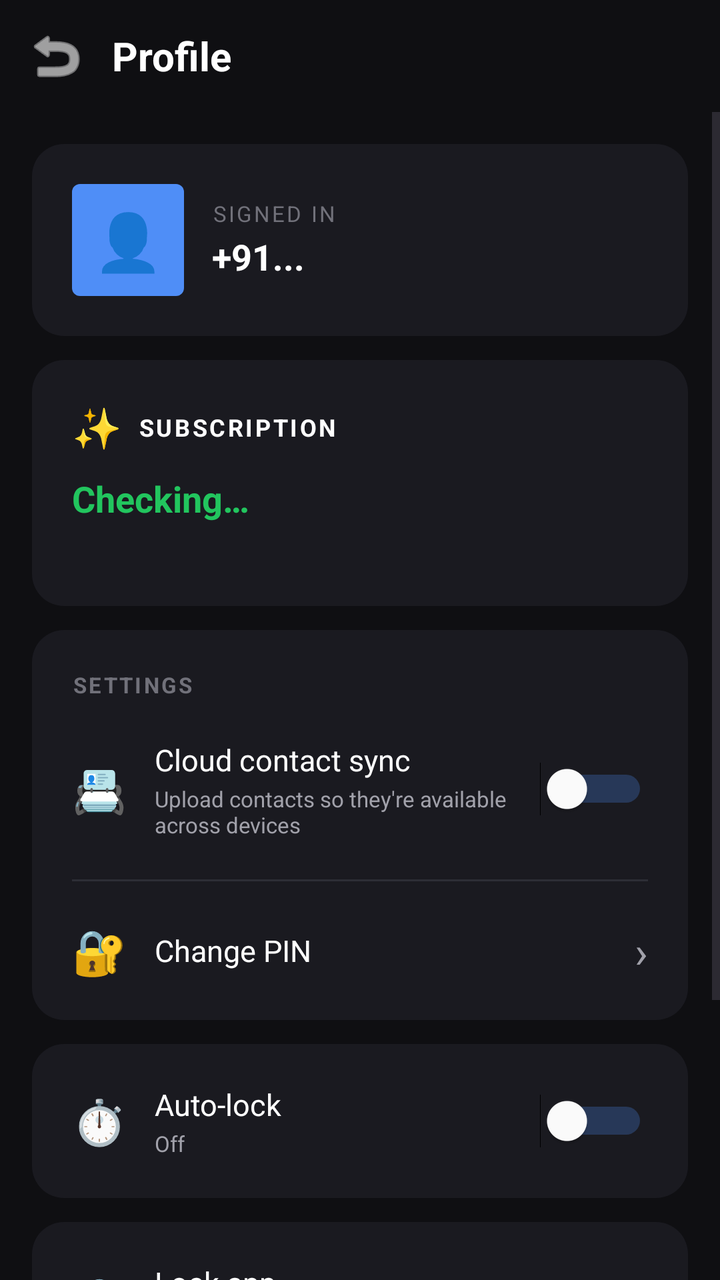
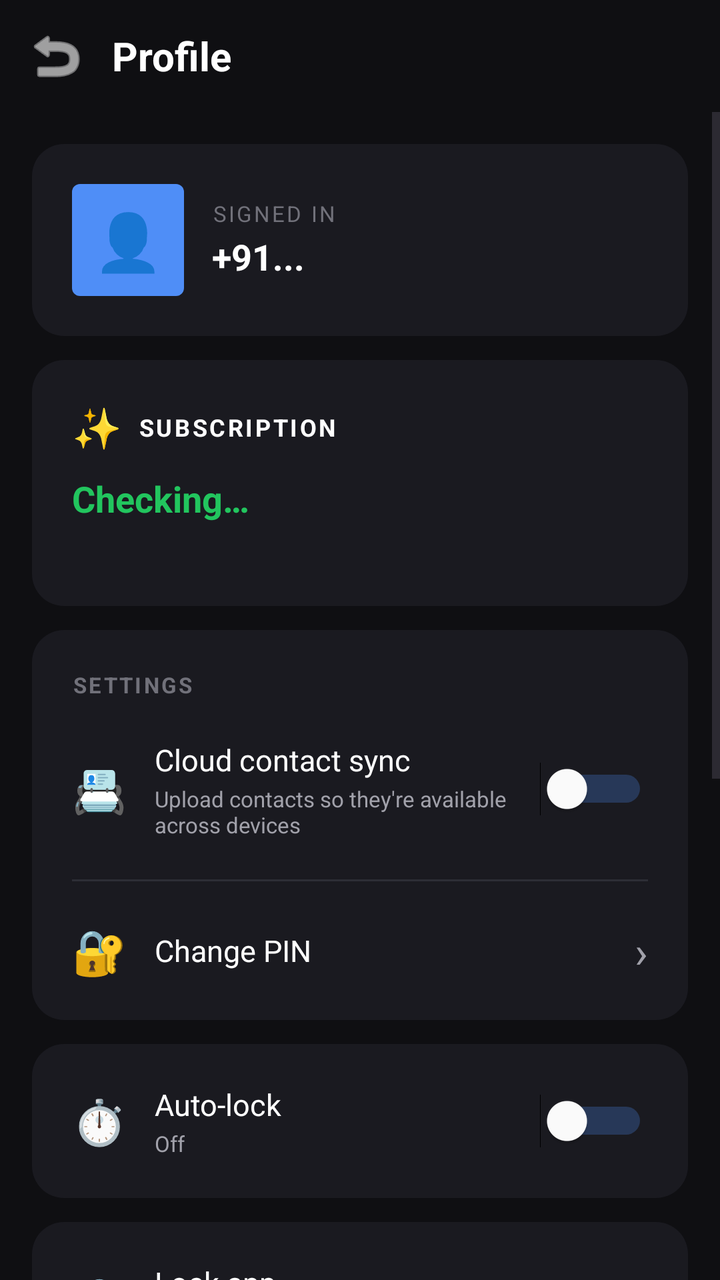

Compare the two renders of this Android layout. The source of the first and the diff that turns it into the second are given below.
<!-- AndroidManifest.xml: application theme Theme.CallFilter -->
<!-- res/layout/activity_profile.xml -->
<?xml version="1.0" encoding="utf-8"?>
<LinearLayout xmlns:android="http://schemas.android.com/apk/res/android"
    android:layout_width="match_parent"
    android:layout_height="match_parent"
    android:orientation="vertical"
    android:background="@color/bg">

    
    <LinearLayout
        android:layout_width="match_parent"
        android:layout_height="56dp"
        android:orientation="horizontal"
        android:gravity="center_vertical"
        android:paddingStart="8dp"
        android:paddingEnd="16dp">
        <ImageButton
            android:id="@+id/btnBack"
            android:layout_width="40dp"
            android:layout_height="40dp"
            android:src="@android:drawable/ic_menu_revert"
            android:background="?android:attr/selectableItemBackgroundBorderless"
            android:contentDescription="Back"
            android:tint="@color/text"/>
        <TextView
            android:layout_width="0dp"
            android:layout_weight="1"
            android:layout_height="wrap_content"
            android:text="Profile"
            android:textSize="20sp"
            android:textStyle="bold"
            android:textColor="@color/text"
            android:layout_marginStart="8dp"/>
    </LinearLayout>

    <ScrollView
        android:layout_width="match_parent"
        android:layout_height="0dp"
        android:layout_weight="1">

        <LinearLayout
            android:layout_width="match_parent"
            android:layout_height="wrap_content"
            android:orientation="vertical"
            android:padding="16dp">

            
            <LinearLayout
                android:layout_width="match_parent"
                android:layout_height="wrap_content"
                android:orientation="horizontal"
                android:gravity="center_vertical"
                android:background="@drawable/card_bg"
                android:padding="20dp">

                <TextView
                    android:layout_width="56dp"
                    android:layout_height="56dp"
                    android:text="👤"
                    android:textSize="28sp"
                    android:gravity="center"
                    android:background="@drawable/badge_accent"
                    android:layout_marginEnd="14dp"/>

                <LinearLayout
                    android:layout_width="0dp"
                    android:layout_weight="1"
                    android:layout_height="wrap_content"
                    android:orientation="vertical">
                    <TextView
                        android:layout_width="wrap_content"
                        android:layout_height="wrap_content"
                        android:text="SIGNED IN"
                        android:textSize="11sp"
                        android:textColor="@color/muted"
                        android:letterSpacing="0.1"/>
                    <TextView
                        android:id="@+id/profileMobileLabel"
                        android:layout_width="wrap_content"
                        android:layout_height="wrap_content"
                        android:text="+91..."
                        android:textSize="18sp"
                        android:textStyle="bold"
                        android:textColor="@color/text"
                        android:layout_marginTop="2dp"/>
                </LinearLayout>
            </LinearLayout>

            
            <LinearLayout
                android:layout_width="match_parent"
                android:layout_height="wrap_content"
                android:orientation="vertical"
                android:background="@drawable/card_bg"
                android:padding="20dp"
                android:layout_marginTop="12dp">

                <LinearLayout
                    android:layout_width="match_parent"
                    android:layout_height="wrap_content"
                    android:orientation="horizontal"
                    android:gravity="center_vertical">
                    <TextView
                        android:layout_width="wrap_content"
                        android:layout_height="wrap_content"
                        android:text="✨"
                        android:textSize="20sp"
                        android:layout_marginEnd="8dp"/>
                    <TextView
                        android:layout_width="0dp"
                        android:layout_weight="1"
                        android:layout_height="wrap_content"
                        android:text="SUBSCRIPTION"
                        android:textSize="12sp"
                        android:textStyle="bold"
                        android:textColor="@color/text"
                        android:letterSpacing="0.1"/>
                </LinearLayout>

                <TextView
                    android:id="@+id/profileSubStatus"
                    android:layout_width="wrap_content"
                    android:layout_height="wrap_content"
                    android:text="Checking…"
                    android:textSize="18sp"
                    android:textStyle="bold"
                    android:textColor="@color/accept"
                    android:layout_marginTop="10dp"/>

                <TextView
                    android:id="@+id/profilePlanPrice"
                    android:layout_width="wrap_content"
                    android:layout_height="wrap_content"
                    android:text=""
                    android:textSize="13sp"
                    android:textColor="@color/subtext"
                    android:layout_marginTop="4dp"/>

                <TextView
                    android:id="@+id/btnManageSubscription"
                    android:layout_width="match_parent"
                    android:layout_height="46dp"
                    android:text="Manage / Cancel subscription"
                    android:textSize="13sp"
                    android:textStyle="bold"
                    android:textColor="@color/accent"
                    android:background="@drawable/btn_type_inactive"
                    android:gravity="center"
                    android:clickable="true"
                    android:focusable="true"
                    android:foreground="?android:attr/selectableItemBackground"
                    android:layout_marginTop="14dp"
                    android:visibility="gone"/>

                <TextView
                    android:id="@+id/btnViewPlans"
                    android:layout_width="match_parent"
                    android:layout_height="46dp"
                    android:text="🛒 Buy a plan"
                    android:textSize="13sp"
                    android:textStyle="bold"
                    android:textColor="@color/white"
                    android:background="@drawable/btn_accent"
                    android:gravity="center"
                    android:clickable="true"
                    android:focusable="true"
                    android:foreground="?android:attr/selectableItemBackground"
                    android:layout_marginTop="14dp"
                    android:visibility="gone"/>
            </LinearLayout>

            
            <LinearLayout
                android:layout_width="match_parent"
                android:layout_height="wrap_content"
                android:orientation="vertical"
                android:background="@drawable/card_bg"
                android:layout_marginTop="12dp">

                <TextView
                    android:layout_width="match_parent"
                    android:layout_height="wrap_content"
                    android:text="SETTINGS"
                    android:textSize="11sp"
                    android:textStyle="bold"
                    android:textColor="@color/muted"
                    android:letterSpacing="0.1"
                    android:paddingStart="20dp"
                    android:paddingEnd="20dp"
                    android:paddingTop="20dp"/>

                
                <LinearLayout
                    android:layout_width="match_parent"
                    android:layout_height="wrap_content"
                    android:orientation="horizontal"
                    android:gravity="center_vertical"
                    android:padding="20dp">
                    <TextView
                        android:layout_width="wrap_content"
                        android:layout_height="wrap_content"
                        android:text="📇"
                        android:textSize="22sp"
                        android:layout_marginEnd="14dp"/>
                    <LinearLayout
                        android:layout_width="0dp"
                        android:layout_weight="1"
                        android:layout_height="wrap_content"
                        android:orientation="vertical">
                        <TextView
                            android:layout_width="wrap_content"
                            android:layout_height="wrap_content"
                            android:text="Cloud contact sync"
                            android:textSize="15sp"
                            android:textColor="@color/text"/>
                        <TextView
                            android:layout_width="wrap_content"
                            android:layout_height="wrap_content"
                            android:text="Upload contacts so they're available across devices"
                            android:textSize="11sp"
                            android:textColor="@color/subtext"
                            android:layout_marginTop="2dp"/>
                    </LinearLayout>
                    <Switch
                        android:id="@+id/contactsSyncSwitch"
                        android:layout_width="wrap_content"
                        android:layout_height="wrap_content"
                        android:thumbTint="@color/text"
                        android:trackTint="@color/accent"/>
                </LinearLayout>

                <View
                    android:layout_width="match_parent"
                    android:layout_height="1dp"
                    android:background="@color/border"
                    android:layout_marginStart="20dp"
                    android:layout_marginEnd="20dp"/>

                
                <LinearLayout
                    android:id="@+id/rowChangePin"
                    android:layout_width="match_parent"
                    android:layout_height="wrap_content"
                    android:orientation="horizontal"
                    android:gravity="center_vertical"
                    android:padding="20dp"
                    android:clickable="true"
                    android:focusable="true"
                    android:background="?android:attr/selectableItemBackground">
                    <TextView
                        android:layout_width="wrap_content"
                        android:layout_height="wrap_content"
                        android:text="🔐"
                        android:textSize="22sp"
                        android:layout_marginEnd="14dp"/>
                    <TextView
                        android:layout_width="0dp"
                        android:layout_weight="1"
                        android:layout_height="wrap_content"
                        android:text="Change PIN"
                        android:textSize="15sp"
                        android:textColor="@color/text"/>
                    <TextView
                        android:layout_width="wrap_content"
                        android:layout_height="wrap_content"
                        android:text="›"
                        android:textSize="22sp"
                        android:textColor="@color/subtext"/>
                </LinearLayout>
            </LinearLayout>

            
            <LinearLayout
                android:layout_width="match_parent"
                android:layout_height="wrap_content"
                android:orientation="horizontal"
                android:gravity="center_vertical"
                android:background="@drawable/card_bg"
                android:padding="20dp"
                android:layout_marginTop="12dp">
                <TextView
                    android:layout_width="wrap_content"
                    android:layout_height="wrap_content"
                    android:text="⏱️"
                    android:textSize="22sp"
                    android:layout_marginEnd="14dp"/>
                <LinearLayout
                    android:layout_width="0dp"
                    android:layout_weight="1"
                    android:layout_height="wrap_content"
                    android:orientation="vertical">
                    <TextView
                        android:layout_width="wrap_content"
                        android:layout_height="wrap_content"
                        android:text="Auto-lock"
                        android:textSize="15sp"
                        android:textColor="@color/text"/>
                    <TextView
                        android:id="@+id/autoLockSummary"
                        android:layout_width="wrap_content"
                        android:layout_height="wrap_content"
                        android:text="Off"
                        android:textSize="11sp"
                        android:textColor="@color/subtext"
                        android:layout_marginTop="2dp"/>
                </LinearLayout>
                <Switch
                    android:id="@+id/autoLockSwitch"
                    android:layout_width="wrap_content"
                    android:layout_height="wrap_content"
                    android:thumbTint="@color/text"
                    android:trackTint="@color/accent"/>
            </LinearLayout>

            
            <LinearLayout
                android:id="@+id/rowLock"
                android:layout_width="match_parent"
                android:layout_height="wrap_content"
                android:orientation="horizontal"
                android:gravity="center_vertical"
                android:background="@drawable/card_bg"
                android:padding="20dp"
                android:layout_marginTop="12dp"
                android:clickable="true"
                android:focusable="true"
                android:foreground="?android:attr/selectableItemBackground">
                <TextView
                    android:layout_width="wrap_content"
                    android:layout_height="wrap_content"
                    android:text="🔒"
                    android:textSize="22sp"
                    android:layout_marginEnd="14dp"/>
                <LinearLayout
                    android:layout_width="0dp"
                    android:layout_weight="1"
                    android:layout_height="wrap_content"
                    android:orientation="vertical">
                    <TextView
                        android:layout_width="wrap_content"
                        android:layout_height="wrap_content"
                        android:text="Lock app"
                        android:textSize="15sp"
                        android:textColor="@color/text"/>
                    <TextView
                        android:layout_width="wrap_content"
                        android:layout_height="wrap_content"
                        android:text="Require PIN on next open"
                        android:textSize="11sp"
                        android:textColor="@color/subtext"
                        android:layout_marginTop="2dp"/>
                </LinearLayout>
                <TextView
                    android:layout_width="wrap_content"
                    android:layout_height="wrap_content"
                    android:text="›"
                    android:textSize="22sp"
                    android:textColor="@color/subtext"/>
            </LinearLayout>

            
            <LinearLayout
                android:id="@+id/rowLogout"
                android:layout_width="match_parent"
                android:layout_height="wrap_content"
                android:orientation="horizontal"
                android:gravity="center_vertical"
                android:background="@drawable/card_bg"
                android:padding="20dp"
                android:layout_marginTop="12dp"
                android:clickable="true"
                android:focusable="true"
                android:foreground="?android:attr/selectableItemBackground">
                <TextView
                    android:layout_width="wrap_content"
                    android:layout_height="wrap_content"
                    android:text="🚪"
                    android:textSize="22sp"
                    android:layout_marginEnd="14dp"/>
                <TextView
                    android:layout_width="0dp"
                    android:layout_weight="1"
                    android:layout_height="wrap_content"
                    android:text="Sign out"
                    android:textSize="15sp"
                    android:textColor="@color/reject"/>
            </LinearLayout>

            <TextView
                android:layout_width="match_parent"
                android:layout_height="wrap_content"
                android:text="Call Filter · v1.0.25"
                android:textSize="11sp"
                android:textColor="@color/muted"
                android:gravity="center"
                android:layout_marginTop="24dp"/>
        </LinearLayout>
    </ScrollView>
</LinearLayout>
<!-- resources referenced by this layout -->
<resources>
  <color name="accent">#4F8EF7</color>
  <color name="accept">#22C55E</color>
  <color name="bg">#0F0F12</color>
  <color name="border">#2D2E36</color>
  <color name="muted">#71717A</color>
  <color name="reject">#EF4444</color>
  <color name="subtext">#A1A1AA</color>
  <color name="text">#FFFFFF</color>
  <color name="white">#FFFFFF</color>
  <!-- drawable badge_accent (drawable) -->
  <?xml version="1.0" encoding="utf-8"?>
  <shape xmlns:android="http://schemas.android.com/apk/res/android" android:shape="rectangle">
      <corners android:radius="4dp"/>
      <solid android:color="#4F8EF7"/>
  </shape>
  <!-- drawable btn_accent (drawable) -->
  <?xml version="1.0" encoding="utf-8"?>
  <shape xmlns:android="http://schemas.android.com/apk/res/android" android:shape="rectangle">
      <corners android:radius="12dp"/>
      <solid android:color="#4F8EF7"/>
  </shape>
  <!-- drawable btn_type_inactive (drawable) -->
  <?xml version="1.0" encoding="utf-8"?>
  <shape xmlns:android="http://schemas.android.com/apk/res/android" android:shape="rectangle">
      <corners android:radius="12dp"/>
      <solid android:color="#22232A"/>
      <stroke android:width="1dp" android:color="#2D2E36"/>
  </shape>
  <!-- drawable card_bg (drawable) -->
  <?xml version="1.0" encoding="utf-8"?>
  <shape xmlns:android="http://schemas.android.com/apk/res/android" android:shape="rectangle">
      <corners android:radius="16dp"/>
      <solid android:color="#1A1A20"/>
  </shape>
  <style name="Theme.CallFilter" parent="Theme.Material3.DayNight.NoActionBar">
          <item name="android:windowBackground">@color/bg</item>
          <item name="android:statusBarColor">@color/bg</item>
          <item name="android:navigationBarColor">@color/bg</item>
          <item name="android:windowLightStatusBar">false</item>
          <item name="colorPrimary">@color/accent</item>
          <item name="colorOnPrimary">@color/white</item>
          <item name="android:textColor">@color/text</item>
      </style>
</resources>

<!-- the commit's change to res/layout/activity_profile.xml (unified diff, before → after) -->
@@ -359,7 +359,7 @@
 
             
             <LinearLayout
-                android:id="@+id/rowLogout"
+                android:id="@+id/rowPermissions"
                 android:layout_width="match_parent"
                 android:layout_height="wrap_content"
                 android:orientation="horizontal"
@@ -373,6 +373,86 @@
                 <TextView
                     android:layout_width="wrap_content"
                     android:layout_height="wrap_content"
+                    android:text="🛡️"
+                    android:textSize="22sp"
+                    android:layout_marginEnd="14dp"/>
+                <LinearLayout
+                    android:layout_width="0dp"
+                    android:layout_weight="1"
+                    android:layout_height="wrap_content"
+                    android:orientation="vertical">
+                    <TextView
+                        android:layout_width="wrap_content"
+                        android:layout_height="wrap_content"
+                        android:text="Permissions"
+                        android:textSize="15sp"
+                        android:textColor="@color/text"/>
+                    <TextView android:id="@+id/permissionsStatus"
+                        android:layout_width="wrap_content"
+                        android:layout_height="wrap_content"
+                        android:text=""
+                        android:textSize="12sp"
+                        android:textColor="@color/subtext"
+                        android:layout_marginTop="2dp"/>
+                </LinearLayout>
+                <TextView
+                    android:layout_width="wrap_content"
+                    android:layout_height="wrap_content"
+                    android:text="›"
+                    android:textSize="22sp"
+                    android:textColor="@color/subtext"/>
+            </LinearLayout>
+
+            
+            <LinearLayout
+                android:id="@+id/rowRefer"
+                android:layout_width="match_parent"
+                android:layout_height="wrap_content"
+                android:orientation="horizontal"
+                android:gravity="center_vertical"
+                android:background="@drawable/card_bg"
+                android:padding="20dp"
+                android:layout_marginTop="12dp"
+                android:clickable="true"
+                android:focusable="true"
+                android:foreground="?android:attr/selectableItemBackground">
+                <TextView
+                    android:layout_width="wrap_content"
+                    android:layout_height="wrap_content"
+                    android:text="🎁"
+                    android:textSize="22sp"
+                    android:layout_marginEnd="14dp"/>
+                <TextView
+                    android:layout_width="0dp"
+                    android:layout_weight="1"
+                    android:layout_height="wrap_content"
+                    android:text="Refer a friend"
+                    android:textSize="15sp"
+                    android:textColor="@color/text"/>
+                <TextView
+                    android:layout_width="wrap_content"
+                    android:layout_height="wrap_content"
+                    android:text="›"
+                    android:textSize="22sp"
+                    android:textColor="@color/subtext"/>
+            </LinearLayout>
+
+            
+            <LinearLayout
+                android:id="@+id/rowLogout"
+                android:layout_width="match_parent"
+                android:layout_height="wrap_content"
+                android:orientation="horizontal"
+                android:gravity="center_vertical"
+                android:background="@drawable/card_bg"
+                android:padding="20dp"
+                android:layout_marginTop="12dp"
+                android:clickable="true"
+                android:focusable="true"
+                android:foreground="?android:attr/selectableItemBackground">
+                <TextView
+                    android:layout_width="wrap_content"
+                    android:layout_height="wrap_content"
                     android:text="🚪"
                     android:textSize="22sp"
                     android:layout_marginEnd="14dp"/>
@@ -385,14 +465,39 @@
                     android:textColor="@color/reject"/>
             </LinearLayout>
 
-            <TextView
-                android:layout_width="match_parent"
-                android:layout_height="wrap_content"
-                android:text="Call Filter · v1.0.25"
-                android:textSize="11sp"
-                android:textColor="@color/muted"
+            
+            <LinearLayout
+                android:layout_width="match_parent"
+                android:layout_height="wrap_content"
+                android:orientation="vertical"
                 android:gravity="center"
-                android:layout_marginTop="24dp"/>
+                android:background="@drawable/card_bg"
+                android:padding="20dp"
+                android:layout_marginTop="20dp">
+                <TextView
+                    android:layout_width="wrap_content"
+                    android:layout_height="wrap_content"
+                    android:text="ℹ️ About"
+                    android:textSize="11sp"
+                    android:textStyle="bold"
+                    android:textColor="@color/muted"
+                    android:letterSpacing="0.1"/>
+                <TextView android:id="@+id/aboutAppName"
+                    android:layout_width="wrap_content"
+                    android:layout_height="wrap_content"
+                    android:text="Call Filter"
+                    android:textSize="15sp"
+                    android:textStyle="bold"
+                    android:textColor="@color/text"
+                    android:layout_marginTop="8dp"/>
+                <TextView android:id="@+id/aboutVersion"
+                    android:layout_width="wrap_content"
+                    android:layout_height="wrap_content"
+                    android:text=""
+                    android:textSize="12sp"
+                    android:textColor="@color/subtext"
+                    android:layout_marginTop="2dp"/>
+            </LinearLayout>
         </LinearLayout>
     </ScrollView>
 </LinearLayout>
